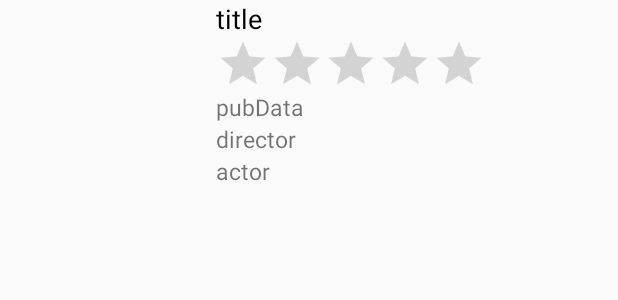
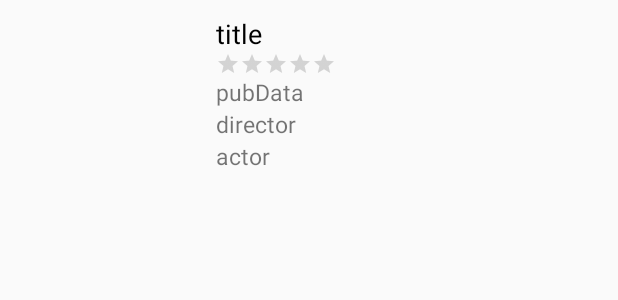
Before and after one commit to sabgilhun/MovieReviewer, an Android app: the layout list_item.xml on its own in the app's theme, with its tools: preview values and no code run, on a phone screen of 412 x 824 dp. Shown: the top 300 px of the screen. Run offline under Robolectric (Android 15) with nearby library versions, the phone set to English and light mode, and no system bars.

Commit message:
RecyclerView 디바이더 구현, Title Textview에서 검색 단어 하이라이팅 구현 제목 최대 길이 설정, RatingBar 사이즈 수정

```diff
--- a/app/src/main/java/org/sabgil/moviereviewer/view/MovieReviewerActivity.java
+++ b/app/src/main/java/org/sabgil/moviereviewer/view/MovieReviewerActivity.java
@@ -4,6 +4,7 @@ import android.databinding.BindingAdapter;
 import android.databinding.DataBindingUtil;
 import android.support.v7.app.AppCompatActivity;
 import android.os.Bundle;
+import android.support.v7.widget.DividerItemDecoration;
 import android.support.v7.widget.RecyclerView;
 import android.util.Log;
 
@@ -26,6 +27,8 @@ public class MovieReviewerActivity extends AppCompatActivity {
         MovieReviewerBinding binding =
                 DataBindingUtil.setContentView(this, R.layout.movie_reviewer);
         binding.setViewModel(viewModel);
+        binding.recyclerView.addItemDecoration(
+                new DividerItemDecoration(getApplicationContext(), DividerItemDecoration.VERTICAL));
         viewModel.onCreate();
     }
 
--- a/app/src/main/res/layout/list_item.xml
+++ b/app/src/main/res/layout/list_item.xml
@@ -19,26 +19,32 @@
             android:layout_width="0dp"
             android:layout_height="160dp"
             android:layout_weight="0.35"
+            android:padding="20dp"
             android:src="@{item.img}" />
 
         <LinearLayout
             android:layout_width="0dp"
             android:layout_height="wrap_content"
             android:layout_weight="0.65"
-            android:orientation="vertical">
+            android:orientation="vertical"
+            android:paddingTop="10dp"
+            android:paddingBottom="10dp">
 
             <TextView
                 android:layout_width="match_parent"
                 android:layout_height="wrap_content"
+                android:ellipsize="end"
                 android:gravity="start"
+                android:maxLength="20"
+                android:maxLines="1"
+                android:singleLine="true"
                 android:text="@{item.title}"
                 android:textColor="@android:color/background_dark"
                 android:textSize="18sp"
                 tools:text="title" />
 
             <RatingBar
-                android:id="@+id/ratingBar2"
-                style="@style/Widget.AppCompat.RatingBar.Indicator"
+                style="@style/Widget.AppCompat.RatingBar.Small"
                 android:layout_width="wrap_content"
                 android:layout_height="wrap_content"
                 android:numStars="5"
--- a/app/src/main/res/layout/movie_reviewer.xml
+++ b/app/src/main/res/layout/movie_reviewer.xml
@@ -39,6 +39,7 @@
         </LinearLayout>
 
         <android.support.v7.widget.RecyclerView
+            android:id="@+id/recyclerView"
             android:layout_width="match_parent"
             android:layout_height="match_parent"
             app:items="@{viewModel.items}"
```
Also changed, not shown: app/src/main/java/org/sabgil/moviereviewer/viewmodel/MovieItemViewModel.java (+5 -2 lines).
